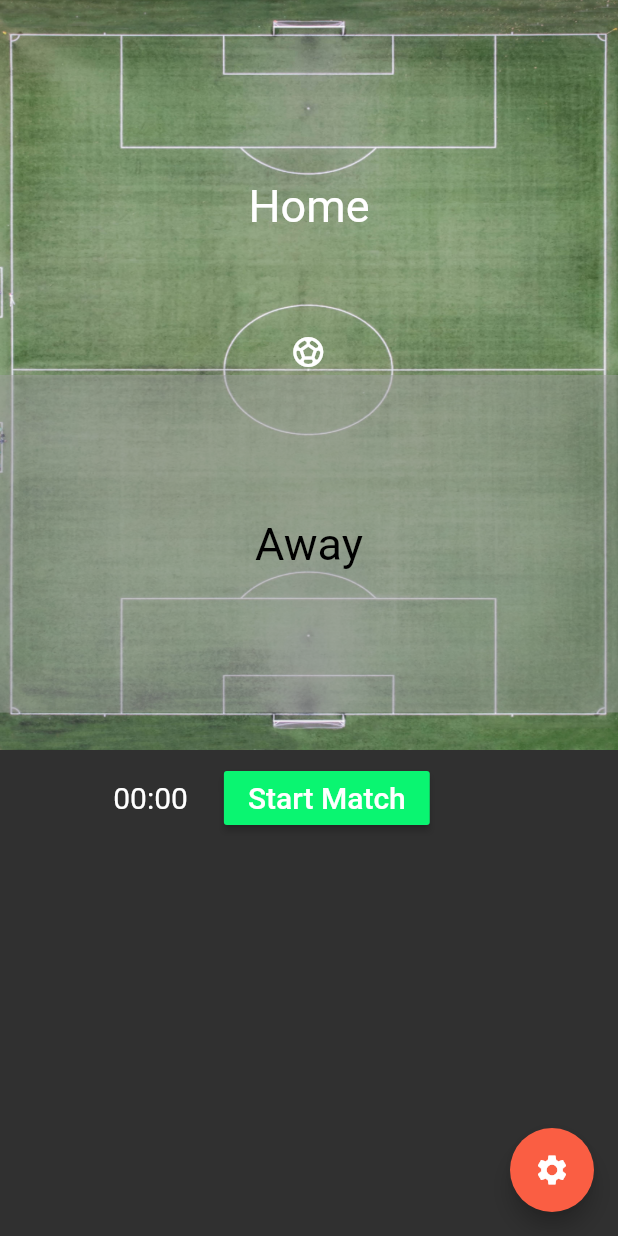
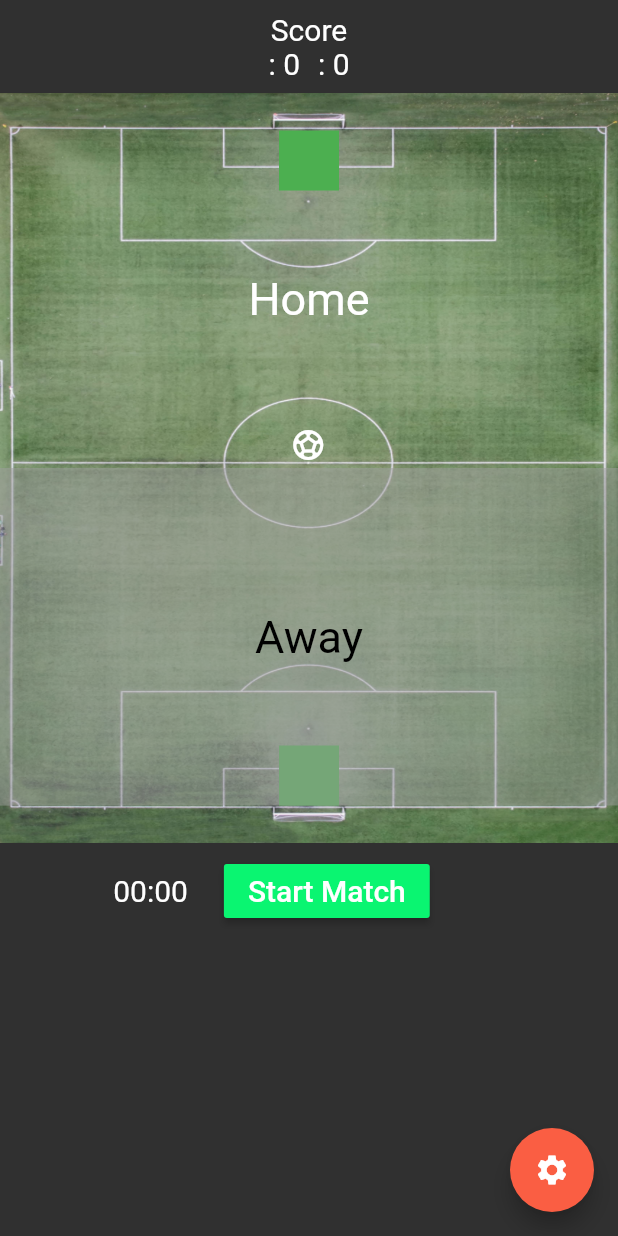
Before and after one commit to mariusschroeter/simple-football-tracker, a Flutter app: the AddMatchStartMatchScreen screen opened directly with empty values, on a phone screen of 412 x 824 dp. Run offline on Flutter 3.47's test engine with Material 2 defaults, Android fonts, the phone set to English and light mode, and no system bars; our stand-ins replace flutter_svg; network calls fail; Roboto replaces fonts that are missing (Georgia).

Commit message:
#track shots #NEXT: change goalzone

```diff
--- a/lib/screens/add_match_start_match.screen.dart
+++ b/lib/screens/add_match_start_match.screen.dart
@@ -2,6 +2,7 @@ import 'dart:async';
 
 import 'package:flutter/material.dart';
 import 'package:football_provider_app/providers/matches.dart';
+import 'package:football_provider_app/widgets/match_ball.dart';
 import 'package:provider/provider.dart';
 import 'package:uuid/uuid.dart';
 
@@ -34,6 +35,7 @@ class _AddMatchStartMatchScreenState extends State<AddMatchStartMatchScreen> {
   void initState() {
     super.initState();
     WidgetsBinding.instance.addPostFrameCallback((_) {
+      _setScreenWidth();
       _buildZones();
       _buildMatch();
     });
@@ -43,6 +45,14 @@ class _AddMatchStartMatchScreenState extends State<AddMatchStartMatchScreen> {
   void dispose() {
     _timer.cancel();
     super.dispose();
+  }
+
+  double _screenWidth;
+
+  _setScreenWidth() {
+    setState(() {
+      _screenWidth = MediaQuery.of(context).size.width;
+    });
   }
 
   //other
@@ -85,7 +95,7 @@ class _AddMatchStartMatchScreenState extends State<AddMatchStartMatchScreen> {
   bool _showHeatMap = false;
 
   _buildZones() {
-    double fieldWidth = MediaQuery.of(context).size.width;
+    double fieldWidth = _screenWidth;
     double fieldHeight = 450;
     double zoneWidth = fieldWidth / widget.zonesPerLine;
     double zoneHeight = fieldHeight / widget.zoneLines;
@@ -161,20 +171,6 @@ class _AddMatchStartMatchScreenState extends State<AddMatchStartMatchScreen> {
     });
   }
 
-  // setPercentagesPerZone(int minute) {
-  //   List<ZonePercentages> zonePercentages = [];
-  //   zonePercentages = zones
-  //       .map((e) => new ZonePercentages(
-  //             homePercentage: e.homePercentage != 0.0
-  //                 ? ((e.homePercentage / _homePossession) * 100)
-  //                 : 0.0,
-  //             awayPercentage: e.awayPercentage != 0.0
-  //                 ? ((e.awayPercentage / _awayPossession) * 100)
-  //                 : 0.0,
-  //           ))
-  //       .toList();
-  // }
-
   //Wer hat den Ball?
   int _homePossession = 0;
   int _totalHomePossession = 0;
@@ -187,7 +183,7 @@ class _AddMatchStartMatchScreenState extends State<AddMatchStartMatchScreen> {
     if (home == null && !isInit) {
       home = !_homeTeamBallPossession;
     } else {
-      double x = MediaQuery.of(context).size.width / 2 - 5;
+      double x = _screenWidth / 2 - 5;
       double y = 450 / 2;
       if (home) {
         y -= 20;
@@ -322,35 +318,55 @@ class _AddMatchStartMatchScreenState extends State<AddMatchStartMatchScreen> {
   bool _isExtraTime = false;
   int _extraTime = 0;
 
-  void startExtraTime() {
+  _startExtraTime() {
     setState(() {
       _isExtraTime = true;
     });
     unpauseTimer();
   }
 
-  void showAlertDialog(BuildContext context) {
-    // set up the buttons
+  showAlertDialog(BuildContext context,
+      {bool goalCheck = false, bool isHomeShot}) {
     Widget itsNotHalftimeButton = FlatButton(
       child: Text("No"),
       onPressed: () {
-        Navigator.of(context, rootNavigator: true).pop();
-        startExtraTime();
+        if (goalCheck) {
+          Navigator.of(context, rootNavigator: true).pop();
+          _onShot(isGoal: false, isHomeShot: isHomeShot);
+        } else {
+          Navigator.of(context, rootNavigator: true).pop();
+          _startExtraTime();
+        }
       },
     );
     Widget itsHalftimeButton = FlatButton(
       child: Text("Yes"),
       onPressed: () {
-        Navigator.of(context, rootNavigator: true).pop();
-        _endTimer();
+        if (goalCheck) {
+          Navigator.of(context, rootNavigator: true).pop();
+          _onShot(isGoal: true, isHomeShot: isHomeShot);
+        } else {
+          Navigator.of(context, rootNavigator: true).pop();
+          _endTimer();
+        }
       },
     );
 
+    final title = goalCheck
+        ? "Goal Check"
+        : _matchHalfTime
+            ? "Match End"
+            : "Halftime";
+    final subtitle = goalCheck
+        ? "Was this shot a goal?"
+        : _matchHalfTime
+            ? "Has the match ended yet?"
+            : "Is it Halftime yet?";
+
     // set up the AlertDialog
     AlertDialog alert = AlertDialog(
-      title: Text(_matchHalfTime ? "Match End" : "Halftime"),
-      content: Text(
-          _matchHalfTime ? "Has the match ended yet?" : "Is it Halftime yet?"),
+      title: Text(title),
+      content: Text(subtitle),
       actions: [
         itsNotHalftimeButton,
         itsHalftimeButton,
@@ -365,21 +381,33 @@ class _AddMatchStartMatchScreenState extends State<AddMatchStartMatchScreen> {
       },
     );
   }
-  //
-
-  //Allow switch of sides
-  //bool _homeTopOfField = true;
-
-  // _switchSides() {
-  //   if (!_matchStart) {
-  //     setState(() {
-  //       _homeTopOfField = !_homeTopOfField;
-  //     });
-  //   }
-  // }
 
   //Who has the ball at start?
   bool _isPossessionQuestion = true;
+
+  //Goal and Shot tracking
+  int _homeTeamGoals = 0;
+  int _homeTeamShots = 0;
+  int _awayTeamGoals = 0;
+  int _awayTeamShots = 0;
+
+  _checkShot(isHome) {
+    showAlertDialog(context, goalCheck: true, isHomeShot: isHome);
+  }
+
+  _onShot({isHomeShot, isGoal}) {
+    if (isHomeShot) {
+      setState(() {
+        _homeTeamShots = _homeTeamShots + 1;
+        if (isGoal) _homeTeamGoals = _homeTeamGoals + 1;
+      });
+    } else {
+      setState(() {
+        _awayTeamShots = _awayTeamShots + 1;
+        if (isGoal) _awayTeamGoals = _awayTeamGoals + 1;
+      });
+    }
+  }
 
   @override
   Widget build(BuildContext context) {
@@ -400,6 +428,31 @@ class _AddMatchStartMatchScreenState extends State<AddMatchStartMatchScreen> {
           padding: EdgeInsets.only(top: statusBarHeight),
           child: Column(
             children: [
+              Padding(
+                padding: const EdgeInsets.all(8.0),
+                child: Column(
+                  children: [
+                    NormalTextSize(
+                      title: 'Score',
+                      color: Colors.white,
+                    ),
+                    Row(
+                      mainAxisAlignment: MainAxisAlignment.center,
+                      children: [
+                        NormalTextSize(
+                            title: "$homeTeam: " + _homeTeamGoals.toString(),
+                            color: Colors.white),
+                        SizedBox(
+                          width: 12,
+                        ),
+                        NormalTextSize(
+                            title: "$awayTeam: " + _awayTeamGoals.toString(),
+                            color: Colors.white),
+                      ],
+                    ),
+                  ],
+                ),
+              ),
               Container(
                   height: 500,
                   width: double.infinity,
@@ -457,11 +510,8 @@ class _AddMatchStartMatchScreenState extends State<AddMatchStartMatchScreen> {
                                   ? Positioned(
                                       top: 200,
                                       left: _matchHalfTime
-                                          ? (MediaQuery.of(context).size.width /
-                                                  3) /
-                                              2
-                                          : MediaQuery.of(context).size.width /
-                                              3,
+                                          ? (_screenWidth / 3) / 2
+                                          : _screenWidth / 3,
                                       child: Row(
                                         mainAxisAlignment:
                                             MainAxisAlignment.center,
@@ -523,6 +573,22 @@ class _AddMatchStartMatchScreenState extends State<AddMatchStartMatchScreen> {
                                 color: _homeTeamBallPossession
                                     ? Colors.white
                                     : Colors.black,
+                              ),
+                              Positioned(
+                                top: 0,
+                                left: _screenWidth / 2 - 20,
+                                child: MatchGoal(
+                                  onShot: _checkShot,
+                                  isHomeShot: false,
+                                ),
+                              ),
+                              Positioned(
+                                bottom: 0,
+                                left: _screenWidth / 2 - 20,
+                                child: MatchGoal(
+                                  onShot: _checkShot,
+                                  isHomeShot: true,
+                                ),
                               ),
                               Visibility(
                                 visible: _isPossessionQuestion,
@@ -702,39 +768,3 @@ class _AddMatchStartMatchScreenState extends State<AddMatchStartMatchScreen> {
     );
   }
 }
-
-class MatchBall extends StatelessWidget {
-  MatchBall({this.color, this.ballPosition});
-
-  final Offset ballPosition;
-  final Color color;
-
-  @override
-  Widget build(BuildContext context) {
-    return Positioned(
-      top: ballPosition.dy,
-      left: ballPosition.dx,
-      child: Draggable(
-        // onDraggableCanceled:
-        //     (Velocity velocity, Offset offset) {
-        //   _onDrag(offset);
-        //   // _updateHeatMap();
-        // },
-        child: Container(
-          height: 35,
-          width: 35,
-          color: Colors.transparent,
-          child: Icon(
-            Icons.sports_soccer,
-            color: color,
-          ),
-        ),
-        feedback: Icon(Icons.sports_soccer),
-        childWhenDragging: Icon(
-          Icons.sports_soccer,
-          color: color.withOpacity(0.5),
-        ),
-      ),
-    );
-  }
-}
--- /dev/null
+++ b/lib/widgets/match_ball.dart
@@ -0,0 +1,60 @@
+import 'package:flutter/material.dart';
+
+class MatchBall extends StatelessWidget {
+  MatchBall({this.color, this.ballPosition});
+
+  final Offset ballPosition;
+  final Color color;
+
+  @override
+  Widget build(BuildContext context) {
+    return Positioned(
+      top: ballPosition.dy,
+      left: ballPosition.dx,
+      child: Draggable(
+        // onDraggableCanceled:
+        //     (Velocity velocity, Offset offset) {
+        // },
+
+        child: Container(
+          height: 35,
+          width: 35,
+          color: Colors.transparent,
+          child: Icon(
+            Icons.sports_soccer,
+            color: color,
+          ),
+        ),
+        feedback: Icon(
+          Icons.sports_soccer,
+          color: color,
+        ),
+        childWhenDragging: Icon(
+          Icons.sports_soccer,
+          color: color.withOpacity(0.5),
+        ),
+      ),
+    );
+  }
+}
+
+class MatchGoal extends StatelessWidget {
+  final Function onShot;
+  final bool isHomeShot;
+
+  MatchGoal({this.onShot, this.isHomeShot});
+
+  @override
+  Widget build(BuildContext context) {
+    return DragTarget(
+      builder: (context, candidates, rejects) {
+        return Container(
+          height: 40,
+          width: 40,
+          color: Colors.green,
+        );
+      },
+      onAccept: (value) => onShot(isHomeShot),
+    );
+  }
+}
```
